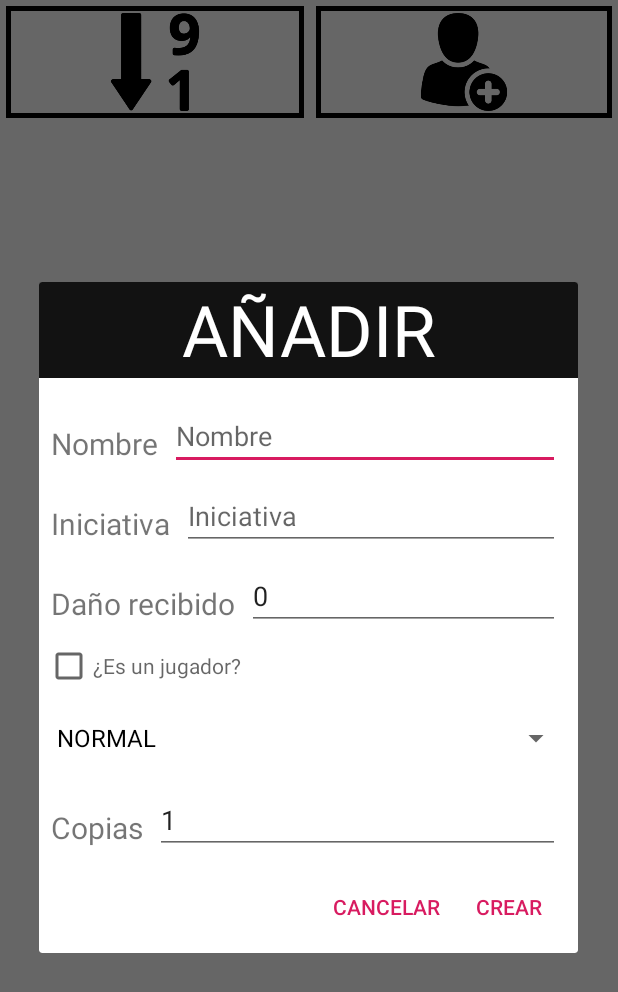
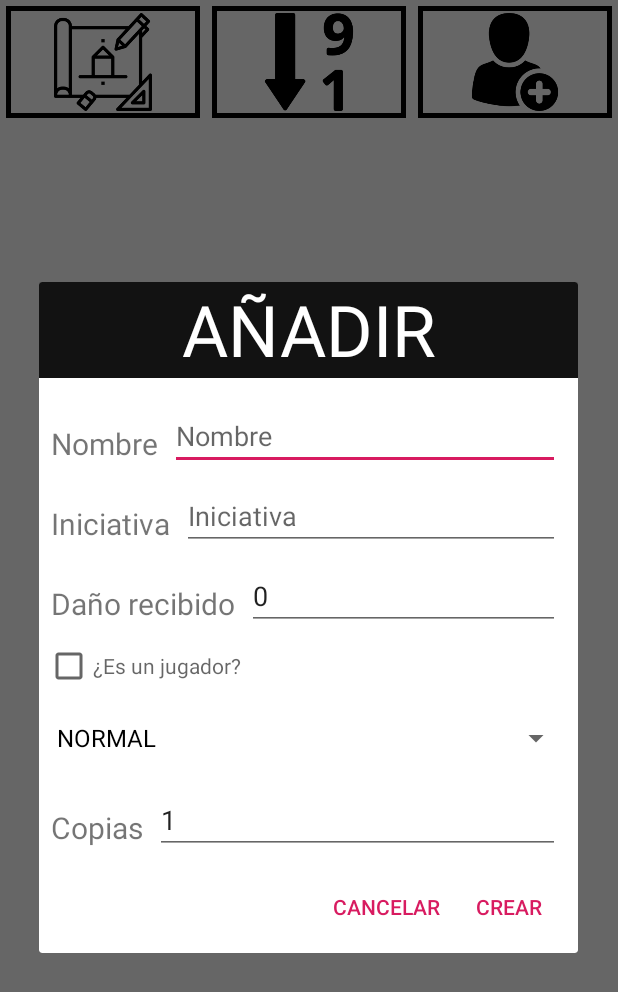
Before and after one commit to PenWallet/Rol-de-chill, an Android app: the screen it shows after launch (MainActivity), after a tap on an icon or button, on a phone screen of 412 x 824 dp. Shown: the top 992 px of the screen. Run offline under Robolectric (Android 15) with nearby library versions, the phone set to English and light mode, and no system bars; libraries missing offline, so code that uses them is left out: com.woxthebox.draglistview; plain views replace DragListView; 6 statements that could not run were skipped.

Commit message:
Habemus viewmodel

```diff
--- a/app/src/main/java/com/penwallet/roldechill/CreateCharacterDialogFragment.java
+++ b/app/src/main/java/com/penwallet/roldechill/CreateCharacterDialogFragment.java
@@ -235,7 +235,8 @@ public class CreateCharacterDialogFragment extends DialogFragment {
                             for(int i = 1; i <= copias; i++)
                                 viewModel.getCreatures().getValue().add(new Creature(nombre+" "+i, vidaActual, vidaMaxima, iniciativa, false, estado, 0));
                         }
-                        Database.listView.getAdapter().notifyDataSetChanged();
+
+                        viewModel.getPerformListRefresh().setValue(true);
                         dismiss();
                     }
                 }
--- a/app/src/main/java/com/penwallet/roldechill/EditCharacterDialogFragment.java
+++ b/app/src/main/java/com/penwallet/roldechill/EditCharacterDialogFragment.java
@@ -217,7 +217,7 @@ public class EditCharacterDialogFragment extends DialogFragment {
                         viewModel.getCreatures().getValue().get(viewModel.getSelectedCreature().getValue()).setIniciativa(iniciativa);
                         viewModel.getCreatures().getValue().get(viewModel.getSelectedCreature().getValue()).setEsJugador(esJugador);
                         viewModel.getCreatures().getValue().get(viewModel.getSelectedCreature().getValue()).setEstado(estado);
-                        Database.listView.getAdapter().notifyDataSetChanged();
+                        viewModel.getPerformListRefresh().setValue(true);
                         dismiss();
                     }
                 }
--- a/app/src/main/java/com/penwallet/roldechill/MainActivity.java
+++ b/app/src/main/java/com/penwallet/roldechill/MainActivity.java
@@ -106,7 +106,7 @@ public class MainActivity extends AppCompatActivity {
             }
         });
 
-        Database.listView.getAdapter().notifyDataSetChanged();
+        viewModel.getPerformListRefresh().setValue(true);
     }
 
     public void addCreature(View view) {
@@ -114,4 +114,8 @@ public class MainActivity extends AppCompatActivity {
         DialogFragment popup = new CreateCharacterDialogFragment();
         popup.show(getSupportFragmentManager(), "popup");
     }
+
+    public void changeToDrawingFragment(View view) {
+        getSupportFragmentManager().beginTransaction().replace(R.id.mainFrame, drawingFragment).addToBackStack(null).commit();
+    }
 }
--- a/app/src/main/java/com/penwallet/roldechill/MainViewModel.java
+++ b/app/src/main/java/com/penwallet/roldechill/MainViewModel.java
@@ -11,11 +11,13 @@ import java.util.ArrayList;
 public class MainViewModel extends ViewModel {
     private MutableLiveData<ArrayList<Creature>> creatures;
     private MutableLiveData<Integer> selectedCreature;
+    private MutableLiveData<Boolean> performListRefresh; //Used only to observe and refresh the list
 
     public MainViewModel()
     {
         creatures = new MutableLiveData<>();
         selectedCreature = new MutableLiveData<>();
+        performListRefresh = new MutableLiveData<>();
 
         creatures.setValue(new ArrayList<Creature>());
     }
@@ -28,6 +30,10 @@ public class MainViewModel extends ViewModel {
         return selectedCreature;
     }
 
+    public MutableLiveData<Boolean> getPerformListRefresh() {
+        return performListRefresh;
+    }
+
     public void setCreatures(MutableLiveData<ArrayList<Creature>> creatures) {
         this.creatures = creatures;
     }
--- a/app/src/main/res/layout/fragment_list.xml
+++ b/app/src/main/res/layout/fragment_list.xml
@@ -25,19 +25,34 @@
         app:layout_constraintTop_toTopOf="parent"/>
 
     <ImageView
+        android:id="@+id/btnDrawing"
+        android:layout_width="0dp"
+        android:layout_height="0dp"
+        android:layout_margin="4dp"
+        android:background="@drawable/textview_border"
+        android:clickable="true"
+        android:focusable="true"
+        android:onClick="changeToDrawingFragment"
+        android:src="@drawable/drawing"
+        app:layout_constraintBottom_toTopOf="@+id/guideline3"
+        app:layout_constraintEnd_toStartOf="@+id/guideline15"
+        app:layout_constraintStart_toStartOf="parent"
+        app:layout_constraintTop_toTopOf="parent" />
+
+    <ImageView
         android:id="@+id/btnSort"
         android:layout_width="0dp"
         android:layout_height="0dp"
         android:layout_margin="4dp"
+        android:background="@drawable/textview_border"
         android:clickable="true"
         android:focusable="true"
         android:onClick="orderByIniciativa"
         android:src="@drawable/sort"
-        android:background="@drawable/textview_border"
         app:layout_constraintBottom_toTopOf="@+id/guideline3"
         app:layout_constraintEnd_toStartOf="@+id/guideline9"
-        app:layout_constraintStart_toStartOf="parent"
-        app:layout_constraintTop_toTopOf="parent"/>
+        app:layout_constraintStart_toStartOf="@+id/guideline15"
+        app:layout_constraintTop_toTopOf="parent" />
 
     <androidx.constraintlayout.widget.Guideline
         android:id="@+id/guideline3"
@@ -60,6 +75,13 @@
         android:layout_width="wrap_content"
         android:layout_height="wrap_content"
         android:orientation="vertical"
-        app:layout_constraintGuide_percent="0.50121653" />
+        app:layout_constraintGuide_percent="0.66666666666" />
+
+    <androidx.constraintlayout.widget.Guideline
+        android:id="@+id/guideline15"
+        android:layout_width="wrap_content"
+        android:layout_height="wrap_content"
+        android:orientation="vertical"
+        app:layout_constraintGuide_percent="0.333333333333" />
 
 </androidx.constraintlayout.widget.ConstraintLayout>
```
Also changed, not shown: app/src/main/java/com/penwallet/roldechill/Database.java (deleted, +0 -10 lines), app/src/main/java/com/penwallet/roldechill/ListFragment.java (+20 -9 lines), app/src/main/res/drawable/drawing.png (added).
